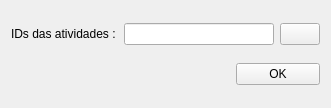
First picture: the form in SAP/Project/Views/addNewRevision.ui, repository dsgoficial/SAP_Gerente, before the edit.
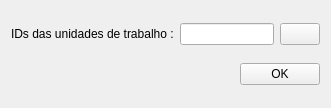
Second picture: the form after the edit.

```diff
--- a/SAP/Project/Views/addNewRevision.ui
+++ b/SAP/Project/Views/addNewRevision.ui
@@ -17,7 +17,7 @@
    <item row="0" column="0">
     <widget class="QLabel" name="label">
      <property name="text">
-      <string>IDs das atividades :</string>
+      <string>IDs das unidades de trabalho :</string>
      </property>
     </widget>
    </item>
```
